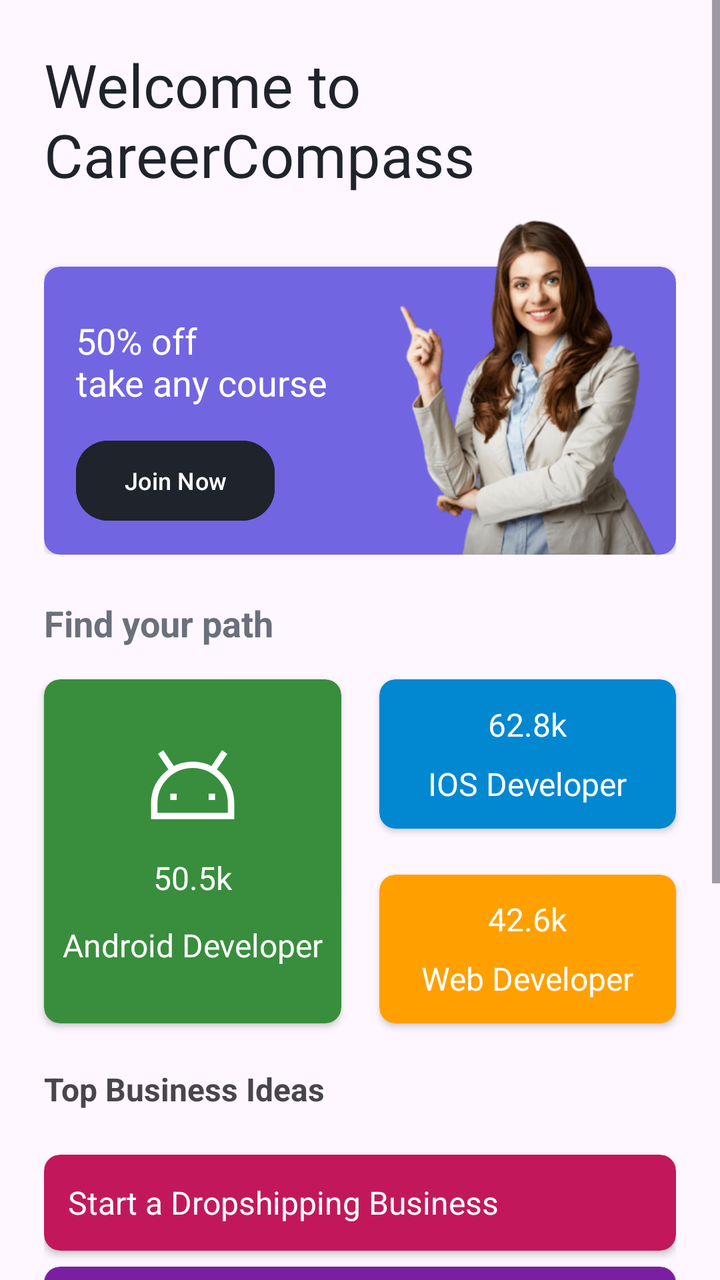
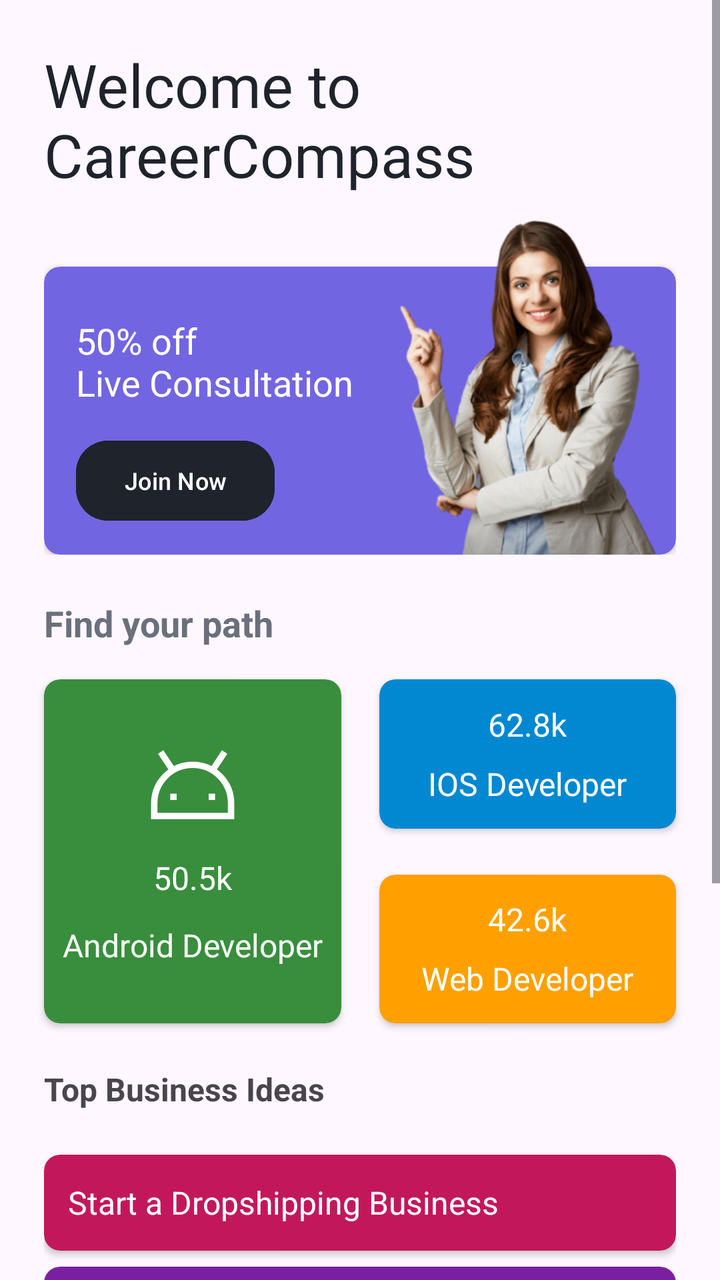

An Android layout rendered at two revisions. The XML below is the earlier revision; the diff shows what the commit changed to produce the second picture.
<!-- AndroidManifest.xml: application theme Theme.CareerCompass -->
<!-- res/layout/fragment_home.xml -->
<?xml version="1.0" encoding="utf-8"?>
<ScrollView xmlns:android="http://schemas.android.com/apk/res/android"
    xmlns:app="http://schemas.android.com/apk/res-auto"
    xmlns:tools="http://schemas.android.com/tools"
    android:layout_width="match_parent"
    android:layout_height="match_parent"
    android:fillViewport="true"
    tools:context=".ui.main.fragments.home.HomeFragment">

    <androidx.constraintlayout.widget.ConstraintLayout
        android:layout_width="match_parent"
        android:layout_height="wrap_content">

        <TextView
            android:id="@+id/tvWelcome"
            android:layout_width="wrap_content"
            android:layout_height="wrap_content"
            android:layout_marginStart="@dimen/space_between_views"
            android:layout_marginTop="@dimen/space_between_views"
            android:text="@string/welcome_to_ncareercompass"
            android:textColor="@color/dark"
            android:fontFamily="@font/urbanist_bold"
            android:textSize="@dimen/title_text_size"
            app:layout_constraintStart_toStartOf="parent"
            app:layout_constraintTop_toTopOf="parent" />

        <ImageButton
            android:visibility="gone"
            android:id="@+id/imageButton"
            android:layout_width="wrap_content"
            android:layout_height="wrap_content"
            android:layout_marginEnd="@dimen/space_between_views"
            android:backgroundTint="@android:color/transparent"
            android:src="@drawable/ic_setting"
            app:layout_constraintBottom_toBottomOf="@+id/tvWelcome"
            app:layout_constraintEnd_toEndOf="parent"
            app:layout_constraintHorizontal_bias="1.0"
            app:layout_constraintStart_toEndOf="@+id/tvWelcome"
            app:layout_constraintTop_toTopOf="@+id/tvWelcome"
            tools:ignore="ContentDescription" />

        <FrameLayout
            android:id="@+id/frameLayout"
            android:layout_width="0dp"
            android:layout_height="180dp"
            android:layout_marginStart="@dimen/space_between_views"
            android:layout_marginEnd="@dimen/space_between_views"
            app:layout_constraintEnd_toEndOf="parent"
            app:layout_constraintStart_toStartOf="parent"
            app:layout_constraintTop_toBottomOf="@+id/tvWelcome">

            <ImageView
                android:id="@+id/imageView"
                android:layout_width="144dp"
                android:layout_height="match_parent"
                android:layout_gravity="end"
                android:elevation="3dp"
                android:src="@drawable/banner_image"
                tools:ignore="ContentDescription" />

            <androidx.cardview.widget.CardView
                android:id="@+id/cardView"
                android:layout_width="match_parent"
                android:layout_height="144dp"
                android:layout_gravity="bottom"
                app:cardBackgroundColor="@color/colorPrimary"
                app:cardCornerRadius="8dp"
                app:cardElevation="2dp"
                app:layout_constraintVertical_bias="1.0">

                <androidx.constraintlayout.widget.ConstraintLayout
                    android:layout_width="match_parent"
                    android:layout_height="match_parent">

                    <TextView
                        android:id="@+id/textView4"
                        android:layout_width="0dp"
                        android:layout_height="wrap_content"
                        android:layout_marginStart="16dp"
                        android:elevation="3dp"
                        android:text="@string/banner_one"
                        android:textColor="@color/white"
                        android:textSize="18sp"
                        app:layout_constraintBottom_toBottomOf="parent"
                        app:layout_constraintStart_toStartOf="parent"
                        app:layout_constraintTop_toTopOf="parent"
                        app:layout_constraintVertical_bias="0.25" />

                    <com.google.android.material.button.MaterialButton
                        android:id="@+id/button"
                        android:layout_width="wrap_content"
                        android:layout_height="wrap_content"
                        android:backgroundTint="@color/dark"
                        android:elevation="10dp"
                        android:text="@string/join_now"
                        android:textSize="12sp"
                        app:cornerRadius="16dp"
                        app:layout_constraintBottom_toBottomOf="parent"
                        app:layout_constraintStart_toStartOf="@+id/textView4"
                        app:layout_constraintTop_toBottomOf="@+id/textView4" />
                </androidx.constraintlayout.widget.ConstraintLayout>
            </androidx.cardview.widget.CardView>

        </FrameLayout>

        <androidx.cardview.widget.CardView
            android:id="@+id/cardView2"
            android:layout_width="0dp"
            android:layout_height="172dp"
            android:layout_marginStart="@dimen/space_between_views"
            android:layout_marginTop="16dp"
            android:layout_marginEnd="11dp"
            app:cardBackgroundColor="@color/colorAndroid"
            app:cardCornerRadius="8dp"
            app:layout_constraintEnd_toStartOf="@+id/cardView3"
            app:layout_constraintHorizontal_bias="0.5"
            app:layout_constraintHorizontal_chainStyle="packed"
            app:layout_constraintStart_toStartOf="parent"
            app:layout_constraintTop_toBottomOf="@+id/textView5">

            <LinearLayout
                android:layout_width="match_parent"
                android:layout_height="match_parent"
                android:gravity="center"
                android:orientation="vertical">

                <ImageView
                    android:layout_width="48dp"
                    android:layout_height="48dp"
                    android:src="@drawable/ic_android"
                    tools:ignore="ContentDescription" />

                <TextView
                    android:layout_width="wrap_content"
                    android:layout_height="wrap_content"
                    android:layout_marginTop="12dp"
                    android:text="@string/_50_5k"
                    android:textColor="@color/white"
                    android:fontFamily="@font/urbanist_semi_bold"
                    android:textSize="16sp" />

                <TextView
                    android:layout_width="wrap_content"
                    android:layout_height="wrap_content"
                    android:layout_marginTop="12dp"
                    android:text="@string/android_developer"
                    android:textColor="@color/white"
                    android:fontFamily="@font/urbanist_medium"
                    android:textSize="16sp" />

            </LinearLayout>

        </androidx.cardview.widget.CardView>

        <androidx.cardview.widget.CardView
            android:id="@+id/cardView3"
            android:layout_width="0dp"
            android:layout_height="0dp"
            android:layout_marginStart="8dp"
            android:layout_marginEnd="@dimen/space_between_views"
            android:layout_marginBottom="12dp"
            app:cardBackgroundColor="@color/colorIOS"
            app:cardCornerRadius="8dp"
            app:layout_constraintBottom_toTopOf="@+id/cardView4"
            app:layout_constraintEnd_toEndOf="parent"
            app:layout_constraintHorizontal_bias="0.5"
            app:layout_constraintStart_toEndOf="@+id/cardView2"
            app:layout_constraintTop_toTopOf="@+id/cardView2">

            <LinearLayout
                android:layout_width="match_parent"
                android:layout_height="match_parent"
                android:gravity="center"
                android:orientation="vertical">

                <TextView
                    android:layout_width="wrap_content"
                    android:layout_height="wrap_content"
                    android:text="@string/_62_8k"
                    android:textColor="@color/white"
                    android:fontFamily="@font/urbanist_semi_bold"
                    android:textSize="16sp" />

                <TextView
                    android:layout_width="wrap_content"
                    android:layout_height="wrap_content"
                    android:layout_marginTop="8dp"
                    android:text="@string/ios_developer"
                    android:textColor="@color/white"
                    android:fontFamily="@font/urbanist_medium"
                    android:textSize="16sp" />
            </LinearLayout>


        </androidx.cardview.widget.CardView>

        <androidx.cardview.widget.CardView
            android:id="@+id/cardView4"
            android:layout_width="0dp"
            android:layout_height="0dp"
            android:layout_marginTop="11dp"
            android:layout_marginEnd="@dimen/space_between_views"
            app:cardBackgroundColor="@color/colorWeb"
            app:cardCornerRadius="8dp"
            app:layout_constraintBottom_toBottomOf="@+id/cardView2"
            app:layout_constraintEnd_toEndOf="parent"
            app:layout_constraintHorizontal_bias="0.5"
            app:layout_constraintStart_toStartOf="@+id/cardView3"
            app:layout_constraintTop_toBottomOf="@+id/cardView3">

            <LinearLayout
                android:layout_width="match_parent"
                android:layout_height="match_parent"
                android:gravity="center"
                android:orientation="vertical">

                <TextView
                    android:layout_width="wrap_content"
                    android:layout_height="wrap_content"
                    android:text="@string/_42_6k"
                    android:textColor="@color/white"
                    android:fontFamily="@font/urbanist_semi_bold"
                    android:textSize="16sp"/>

                <TextView
                    android:layout_width="wrap_content"
                    android:layout_height="wrap_content"
                    android:layout_marginTop="8dp"
                    android:text="@string/web_developer"
                    android:textColor="@color/white"
                    android:fontFamily="@font/urbanist_medium"
                    android:textSize="16sp" />
            </LinearLayout>

        </androidx.cardview.widget.CardView>

        <TextView
            android:id="@+id/textView5"
            android:layout_width="wrap_content"
            android:layout_height="wrap_content"
            android:layout_marginStart="@dimen/space_between_views"
            android:layout_marginTop="@dimen/space_between_views"
            android:text="@string/find_your_path"
            android:textSize="18sp"
            android:textStyle="bold"
            android:textColor="@color/darkGrey"
            app:layout_constraintStart_toStartOf="parent"
            app:layout_constraintTop_toBottomOf="@+id/frameLayout" />

        <TextView
            android:id="@+id/textView6"
            android:layout_width="wrap_content"
            android:layout_height="wrap_content"
            android:layout_marginStart="@dimen/space_between_views"
            android:layout_marginTop="@dimen/space_between_views"
            android:text="@string/top_business_ideas"
            android:textSize="16sp"
            android:textStyle="bold"
            app:layout_constraintStart_toStartOf="parent"
            app:layout_constraintTop_toBottomOf="@+id/cardView2" />

        <LinearLayout
            android:layout_width="0dp"
            android:layout_height="wrap_content"
            android:layout_marginStart="@dimen/space_between_views"
            android:layout_marginTop="@dimen/space_between_views"
            android:layout_marginEnd="@dimen/space_between_views"
            android:layout_marginBottom="22dp"
            android:orientation="vertical"
            app:layout_constraintBottom_toBottomOf="parent"
            app:layout_constraintEnd_toEndOf="parent"
            app:layout_constraintStart_toStartOf="parent"
            app:layout_constraintTop_toBottomOf="@+id/textView6">

            <androidx.cardview.widget.CardView
                android:layout_width="match_parent"
                android:layout_height="48dp"
                app:cardBackgroundColor="#C2185B"
                app:cardCornerRadius="8dp">

                <TextView
                    android:layout_width="match_parent"
                    android:layout_height="wrap_content"
                    android:layout_gravity="center_vertical"
                    android:layout_margin="12dp"
                    android:text="@string/start_a_dropshipping_business"
                    android:textColor="@color/white"
                    android:textSize="16sp" />
            </androidx.cardview.widget.CardView>

            <androidx.cardview.widget.CardView
                android:layout_width="match_parent"
                android:layout_height="48dp"
                android:layout_marginTop="8dp"
                app:cardBackgroundColor="#7B1FA2"
                app:cardCornerRadius="8dp">

                <TextView
                    android:layout_width="match_parent"
                    android:layout_height="wrap_content"
                    android:layout_gravity="center_vertical"
                    android:layout_margin="12dp"
                    android:text="@string/b2"
                    android:textColor="@color/white"
                    android:textSize="16sp" />
            </androidx.cardview.widget.CardView>

            <androidx.cardview.widget.CardView
                android:layout_width="match_parent"
                android:layout_height="48dp"
                android:layout_marginTop="8dp"
                app:cardBackgroundColor="#1976D2"
                app:cardCornerRadius="8dp">

                <TextView
                    android:layout_width="match_parent"
                    android:layout_height="wrap_content"
                    android:layout_gravity="center_vertical"
                    android:layout_margin="12dp"
                    android:text="@string/b3"
                    android:textColor="@color/white"
                    android:textSize="16sp" />
            </androidx.cardview.widget.CardView>

            <androidx.cardview.widget.CardView
                android:layout_width="match_parent"
                android:layout_height="48dp"
                android:layout_marginTop="8dp"
                app:cardBackgroundColor="#00796B"
                app:cardCornerRadius="8dp">

                <TextView
                    android:layout_width="match_parent"
                    android:layout_height="wrap_content"
                    android:layout_gravity="center_vertical"
                    android:layout_margin="12dp"
                    android:text="@string/become_a_freelance_writer"
                    android:textColor="@color/white"
                    android:textSize="16sp" />
            </androidx.cardview.widget.CardView>

            <androidx.cardview.widget.CardView
                android:layout_width="match_parent"
                android:layout_height="48dp"
                android:layout_marginTop="8dp"
                app:cardBackgroundColor="#F57C00"
                app:cardCornerRadius="8dp">

                <TextView
                    android:layout_width="match_parent"
                    android:layout_height="wrap_content"
                    android:layout_gravity="center_vertical"
                    android:layout_margin="12dp"
                    android:text="@string/become_a_virtual_assistant"
                    android:textColor="@color/white"
                    android:textSize="16sp" />
            </androidx.cardview.widget.CardView>

            <androidx.cardview.widget.CardView
                android:layout_width="match_parent"
                android:layout_height="48dp"
                android:layout_marginTop="8dp"
                app:cardBackgroundColor="#D32F2F"
                app:cardCornerRadius="8dp">

                <TextView
                    android:layout_width="match_parent"
                    android:layout_height="wrap_content"
                    android:layout_gravity="center_vertical"
                    android:layout_margin="12dp"
                    android:text="@string/become_a_photographer_or_event_planner"
                    android:textColor="@color/white"
                    android:textSize="16sp" />
            </androidx.cardview.widget.CardView>
        </LinearLayout>

    </androidx.constraintlayout.widget.ConstraintLayout>
</ScrollView>
<!-- resources referenced by this layout -->
<resources>
  <color name="colorAndroid">#388E3C</color>
  <color name="colorIOS">#0288D1</color>
  <color name="colorPrimary">#7265E2</color>
  <color name="colorWeb">#FFA000</color>
  <color name="dark">#1E232C</color>
  <color name="darkGrey">#6A707C</color>
  <color name="white">#FFFFFF</color>
  <dimen name="space_between_views">22dp</dimen>
  <dimen name="title_text_size">30sp</dimen>
  <!-- drawable banner_image: png bitmap (drawable, 116375 bytes) -->
  <!-- drawable ic_android (drawable) -->
  <vector xmlns:android="http://schemas.android.com/apk/res/android"
      android:width="48dp"
      android:height="48dp"
      android:viewportWidth="15"
      android:viewportHeight="15">
  
      <path
          android:fillColor="#00000000"
          android:pathData="M2.5,2.5L4.5,5.5M12.5,2.5L10.5,5.5M4,9.5H5M10,9.5H11M1.5,12.5V10.5C1.5,7.186 4.186,4.5 7.5,4.5C10.814,4.5 13.5,7.186 13.5,10.5V12.5H1.5Z"
          android:strokeWidth="1"
          android:strokeColor="@color/white" />
  
  </vector>
  <!-- drawable ic_setting: vector/xml drawable (drawable, 2462 chars, omitted) -->
  <string name="_42_6k">42.6k</string>
  <string name="_50_5k">50.5k</string>
  <string name="_62_8k">62.8k</string>
  <string name="android_developer">Android Developer</string>
  <string name="b2">Start a Print on Demand Business</string>
  <string name="b3">Start a Custom Cake Design Business</string>
  <string name="banner_one">50% off\ntake any course</string>
  <string name="become_a_freelance_writer">Become a Freelance Writer</string>
  <string name="become_a_photographer_or_event_planner">Become a Photographer or Event Planner</string>
  <string name="become_a_virtual_assistant">Become a Virtual Assistant</string>
  <string name="find_your_path">Find your path</string>
  <string name="ios_developer">IOS Developer</string>
  <string name="join_now">Join Now</string>
  <string name="start_a_dropshipping_business">Start a Dropshipping Business</string>
  <string name="top_business_ideas">Top Business Ideas</string>
  <string name="web_developer">Web Developer</string>
  <string name="welcome_to_ncareercompass">Welcome to\nCareerCompass</string>
  <style name="Theme.CareerCompass" parent="Base.Theme.CareerCompass" />
  <style name="Base.Theme.CareerCompass" parent="Theme.Material3.Light.NoActionBar">
          
          <item name="colorPrimary">@color/colorPrimary</item>
          <item name="colorPrimaryDark">@color/colorPrimaryDark</item>
      </style>
  <color name="colorPrimaryDark">#4E46B5</color>
</resources>

<!-- the commit's change to res/layout/fragment_home.xml (unified diff, before → after) -->
@@ -87,7 +87,7 @@
                         app:layout_constraintVertical_bias="0.25" />
 
                     <com.google.android.material.button.MaterialButton
-                        android:id="@+id/button"
+                        android:id="@+id/btnJoinNow"
                         android:layout_width="wrap_content"
                         android:layout_height="wrap_content"
                         android:backgroundTint="@color/dark"
@@ -119,6 +119,7 @@
             app:layout_constraintTop_toBottomOf="@+id/textView5">
 
             <LinearLayout
+                android:id="@+id/cardAndroid"
                 android:layout_width="match_parent"
                 android:layout_height="match_parent"
                 android:gravity="center"
@@ -168,6 +169,7 @@
             app:layout_constraintTop_toTopOf="@+id/cardView2">
 
             <LinearLayout
+                android:id="@+id/cardIOS"
                 android:layout_width="match_parent"
                 android:layout_height="match_parent"
                 android:gravity="center"
@@ -209,6 +211,7 @@
             app:layout_constraintTop_toBottomOf="@+id/cardView3">
 
             <LinearLayout
+                android:id="@+id/cardWeb"
                 android:layout_width="match_parent"
                 android:layout_height="match_parent"
                 android:gravity="center"
@@ -273,6 +276,7 @@
             app:layout_constraintTop_toBottomOf="@+id/textView6">
 
             <androidx.cardview.widget.CardView
+                android:id="@+id/cardDropshipping"
                 android:layout_width="match_parent"
                 android:layout_height="48dp"
                 app:cardBackgroundColor="#C2185B"
@@ -289,6 +293,7 @@
             </androidx.cardview.widget.CardView>
 
             <androidx.cardview.widget.CardView
+                android:id="@+id/cardPrintOnDemand"
                 android:layout_width="match_parent"
                 android:layout_height="48dp"
                 android:layout_marginTop="8dp"
@@ -306,6 +311,7 @@
             </androidx.cardview.widget.CardView>
 
             <androidx.cardview.widget.CardView
+                android:id="@+id/cardCustomCake"
                 android:layout_width="match_parent"
                 android:layout_height="48dp"
                 android:layout_marginTop="8dp"
@@ -323,6 +329,7 @@
             </androidx.cardview.widget.CardView>
 
             <androidx.cardview.widget.CardView
+                android:id="@+id/cardFreelanceWriter"
                 android:layout_width="match_parent"
                 android:layout_height="48dp"
                 android:layout_marginTop="8dp"
@@ -340,6 +347,7 @@
             </androidx.cardview.widget.CardView>
 
             <androidx.cardview.widget.CardView
+                android:id="@+id/cardVirtualAssistant"
                 android:layout_width="match_parent"
                 android:layout_height="48dp"
                 android:layout_marginTop="8dp"
@@ -357,6 +365,7 @@
             </androidx.cardview.widget.CardView>
 
             <androidx.cardview.widget.CardView
+                android:id="@+id/cardPhotographer"
                 android:layout_width="match_parent"
                 android:layout_height="48dp"
                 android:layout_marginTop="8dp"
<!-- resource entries referenced after the edit -->
@@ -31,7 +31,7 @@
   <string name="android_developer">Android Developer</string>
   <string name="b2">Start a Print on Demand Business</string>
   <string name="b3">Start a Custom Cake Design Business</string>
-  <string name="banner_one">50% off\ntake any course</string>
+  <string name="banner_one">50% off\nLive Consultation</string>
   <string name="become_a_freelance_writer">Become a Freelance Writer</string>
   <string name="become_a_photographer_or_event_planner">Become a Photographer or Event Planner</string>
   <string name="become_a_virtual_assistant">Become a Virtual Assistant</string>
